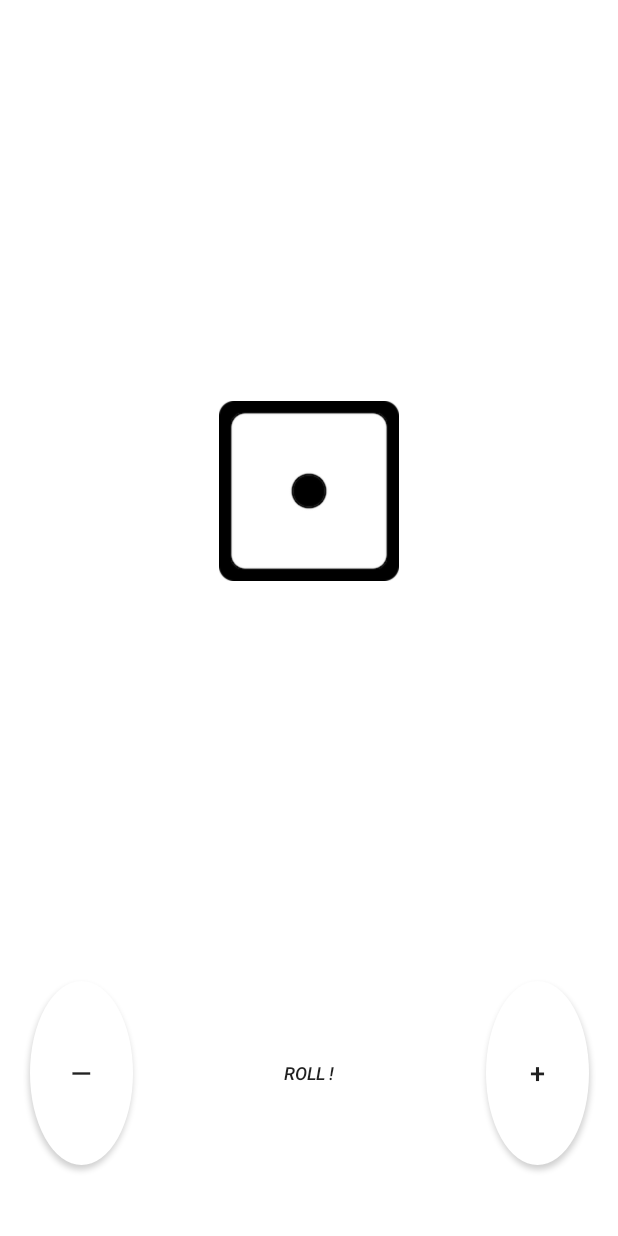
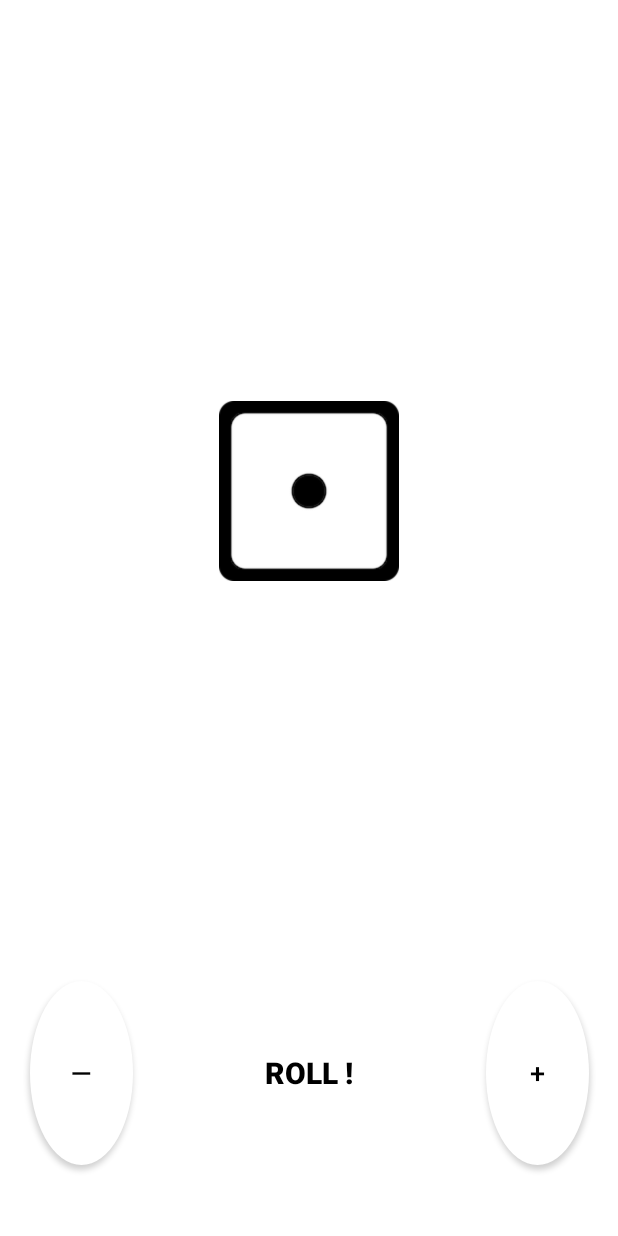
Before and after one commit to Skelly-Co/Dice, an Android app: the screen it shows after launch (MainActivity), on a phone screen of 412 x 824 dp. Run offline under Robolectric (Android 15) with nearby library versions, the phone set to English and light mode, and no system bars.

Commit message:
Minor visual update for main activity.

```diff
--- a/app/src/main/res/layout/activity_main.xml
+++ b/app/src/main/res/layout/activity_main.xml
@@ -69,6 +69,7 @@
             android:layout_weight="1.4"
             android:background="@drawable/round_button"
             android:minHeight="20dp"
+            android:textColor="@android:color/black"
             android:text="@string/minus"
             android:textSize="18sp" />
 
@@ -78,10 +79,12 @@
             android:layout_width="match_parent"
             android:layout_height="match_parent"
             android:layout_weight="1"
+            android:foreground="?attr/selectableItemBackgroundBorderless"
             android:background="@android:color/transparent"
+            android:textColor="@android:color/black"
             android:text="@string/roll"
-            android:textSize="12sp"
-            android:textStyle="italic" />
+            android:textSize="20sp"
+            android:textStyle="bold" />
 
         <Button
             android:id="@+id/btnAddDice"
@@ -94,6 +97,7 @@
             android:layout_weight="1.4"
             android:background="@drawable/round_button"
             android:minHeight="20dp"
+            android:textColor="@android:color/black"
             android:text="@string/plus"
             android:textSize="18sp" />
 
--- a/app/src/main/res/values/colors.xml
+++ b/app/src/main/res/values/colors.xml
@@ -1,6 +1,6 @@
 <?xml version="1.0" encoding="utf-8"?>
 <resources>
     <color name="colorPrimary">#008577</color>
-    <color name="colorPrimaryDark">#00574B</color>
+    <color name="colorPrimaryDark">#fff</color>
     <color name="colorAccent">#D81B60</color>
 </resources>
```
